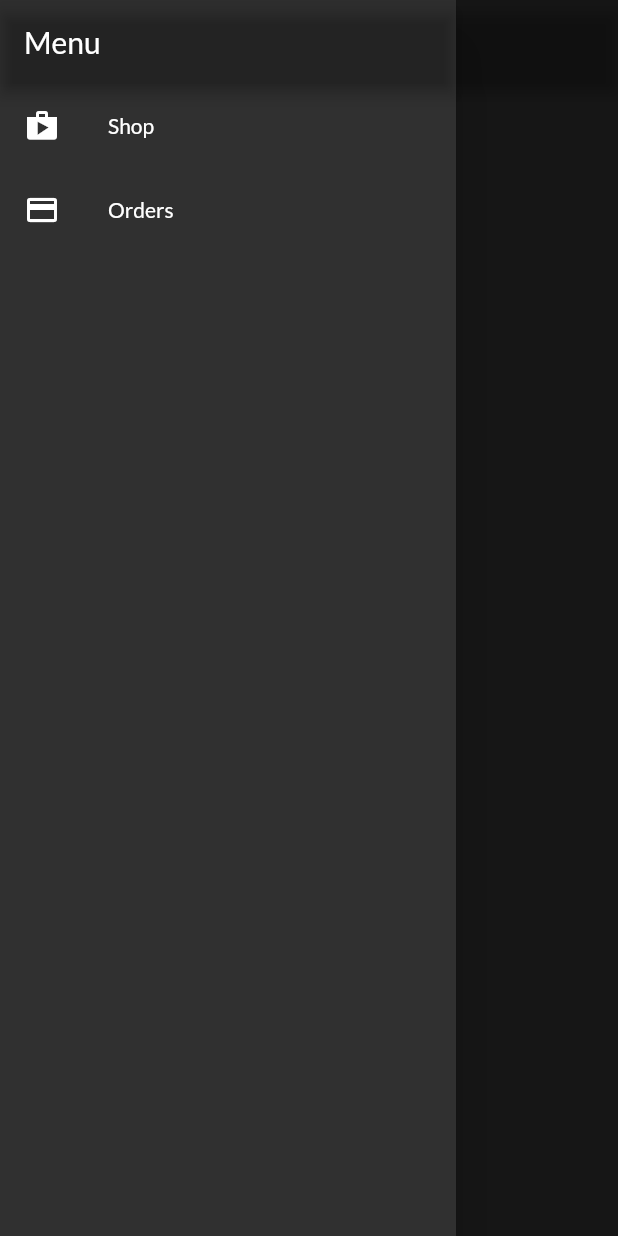
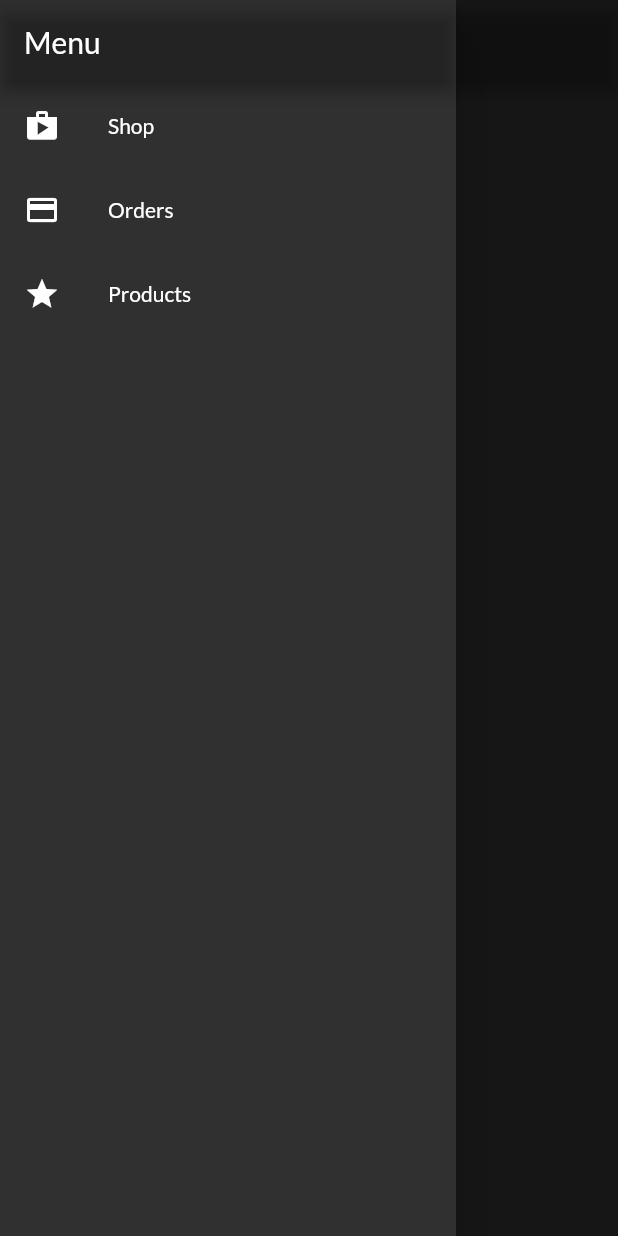
Before and after one commit to fady-a-moukawam/flutter-shop-app, a Flutter app: the OrderScreen screen opened by its route, with the side drawer open, on a phone screen of 412 x 824 dp. Run offline on Flutter 3.47's test engine with Material 2 defaults, Android fonts, the phone set to English and light mode, and no system bars; network calls fail.

Commit message:
feat: add Products route

```diff
--- a/lib/widgets/app_drawer.dart
+++ b/lib/widgets/app_drawer.dart
@@ -1,5 +1,6 @@
 import 'package:flutter/material.dart';
 import 'package:shop_app/screens/order_screen.dart';
+import 'package:shop_app/screens/user_products_screen.dart';
 
 class AppDrawer extends StatelessWidget {
   const AppDrawer({super.key});
@@ -40,6 +41,13 @@ class AppDrawer extends StatelessWidget {
               Navigator.of(context).pushNamed(OrderScreen.routeName);
             },
           ),
+          ListTile(
+            leading: const Icon(Icons.grade),
+            title: const Text('Products'),
+            onTap: () {
+              Navigator.of(context).pushNamed(UserProducts.routName);
+            },
+          ),
         ],
       ),
     );
```
